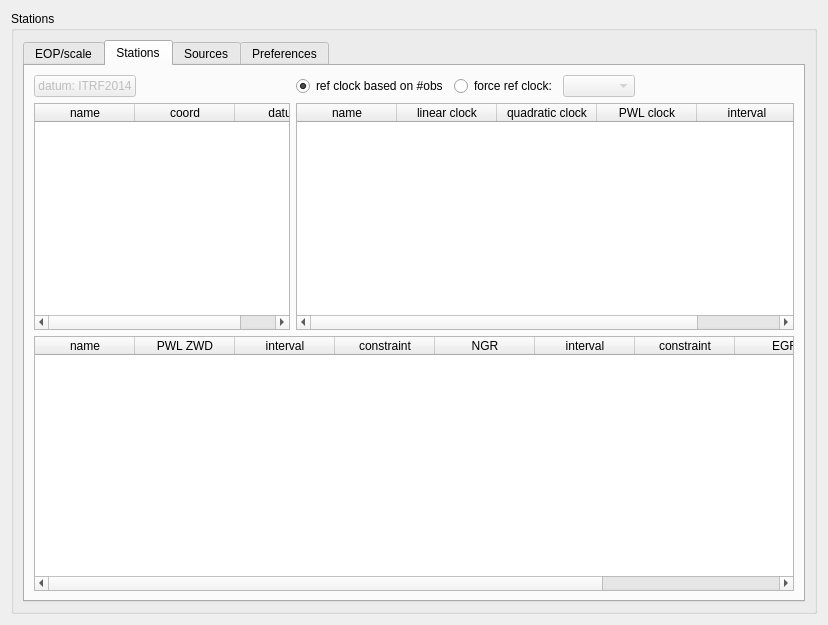
Before: the Qt Designer form Widgets/solverwidget.ui in TUW-VieVS/VieSchedppGUI, drawn with Qt 5.
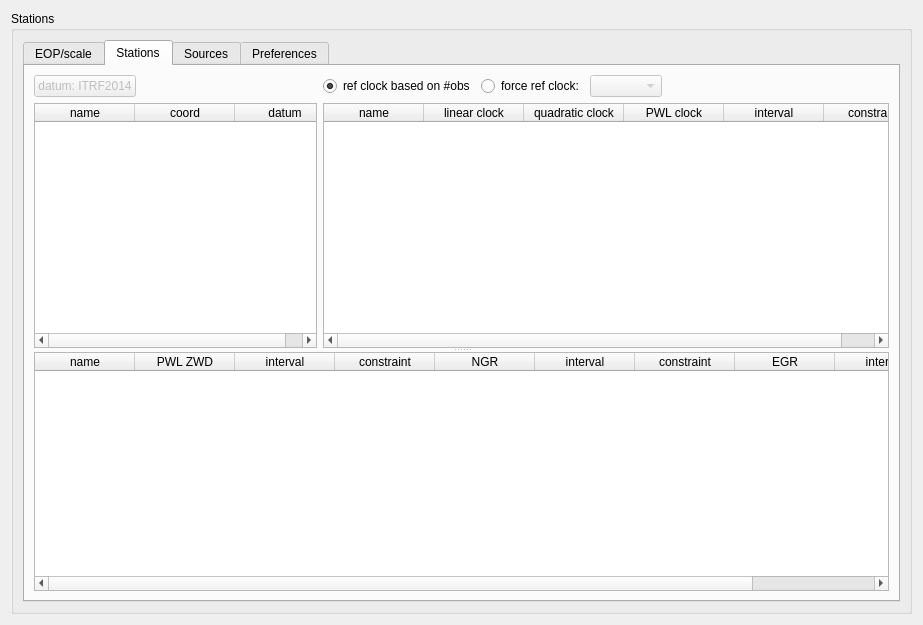
After: the same form once the commit is applied. The open tabs and pages were chosen to show the change. Icons and pictures are not drawn.

```diff
--- a/Widgets/solverwidget.ui
+++ b/Widgets/solverwidget.ui
@@ -6,7 +6,7 @@
    <rect>
     <x>0</x>
     <y>0</y>
-    <width>828</width>
+    <width>923</width>
     <height>625</height>
    </rect>
   </property>
@@ -348,7 +348,12 @@
           </attribute>
           <layout class="QVBoxLayout" name="verticalLayout_8">
            <item>
-            <layout class="QHBoxLayout" name="horizontalLayout_6" stretch="0,2">
+            <widget class="QSplitter" name="splitter_2">
+             <property name="orientation">
+              <enum>Qt::Vertical</enum>
+             </property>
+             <widget class="QWidget" name="">
+              <layout class="QHBoxLayout" name="horizontalLayout_6" stretch="1,2">
              <item>
               <layout class="QVBoxLayout" name="verticalLayout_2">
                <item>
@@ -529,8 +534,7 @@
               </layout>
              </item>
             </layout>
-           </item>
-           <item>
+             </widget>
             <widget class="QTreeWidget" name="treeWidget_sta_tropo">
              <attribute name="headerStretchLastSection">
               <bool>false</bool>
@@ -620,6 +624,7 @@
                <string/>
               </property>
              </column>
+             </widget>
             </widget>
            </item>
           </layout>
```
Left out of the diff: 2 changed lines with no effect on the pictures. Lines whose indentation alone changed are shown as unchanged.
